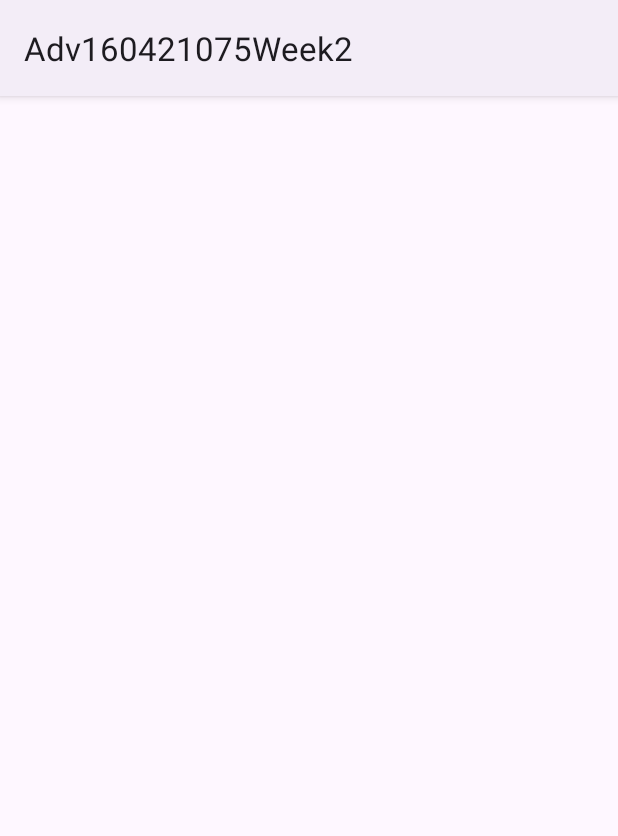
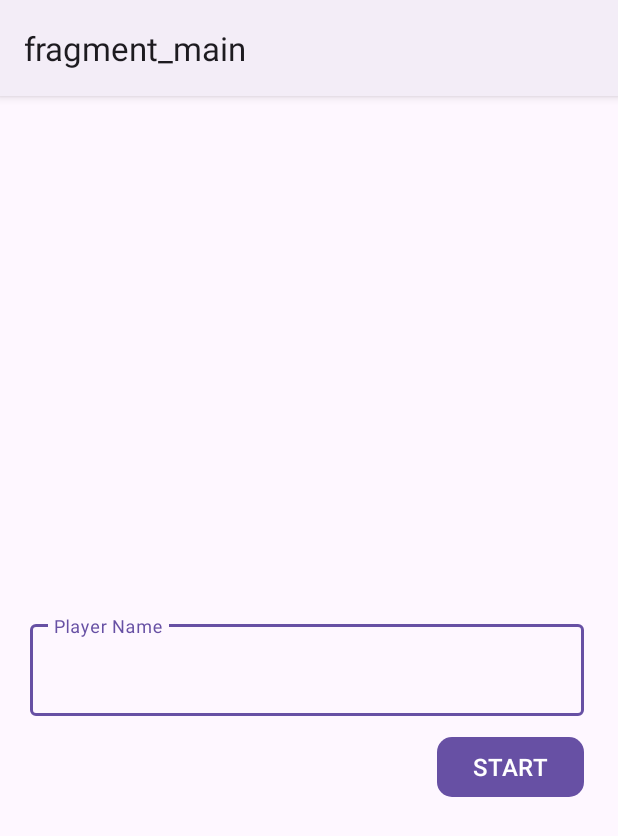
Before and after one commit to yuveex/Adv160421075_Week2, an Android app: the screen it shows after launch (MainActivity), on a phone screen of 412 x 824 dp. Shown: the top 836 px of the screen. Run offline under Robolectric (Android 15) with nearby library versions, the phone set to English and light mode, and no system bars; our stand-ins replace navigation-ui.

Commit message:
Navigation Class

```diff
--- a/Adv160421075Week2/app/src/main/java/com/ubaya/adv160421075week2/MainActivity.kt
+++ b/Adv160421075Week2/app/src/main/java/com/ubaya/adv160421075week2/MainActivity.kt
@@ -2,10 +2,30 @@ package com.ubaya.adv160421075week2
 
 import androidx.appcompat.app.AppCompatActivity
 import android.os.Bundle
+import androidx.navigation.NavController
+import androidx.navigation.fragment.NavHostFragment
+import androidx.navigation.ui.NavigationUI
+import com.ubaya.adv160421075week2.databinding.ActivityMainBinding
 
 class MainActivity : AppCompatActivity() {
+    private lateinit var binding: ActivityMainBinding
+    private lateinit var navController: NavController
     override fun onCreate(savedInstanceState: Bundle?) {
         super.onCreate(savedInstanceState)
-        setContentView(R.layout.activity_main)
+
+        binding = ActivityMainBinding.inflate(layoutInflater)
+        val view = binding.root
+        setContentView(view)
+
+        navController = (supportFragmentManager.findFragmentById(R.id.navigationHost) as NavHostFragment).navController
+        NavigationUI.setupActionBarWithNavController(this, navController)
+
+
+//        setContentView(R.layout.activity_main)
+    }
+
+    override fun onSupportNavigateUp(): Boolean {
+//        return super.onSupportNavigateUp()
+        return navController.navigateUp()
     }
 }
--- a/Adv160421075Week2/app/src/main/java/com/ubaya/adv160421075week2/MainFragment.kt
+++ b/Adv160421075Week2/app/src/main/java/com/ubaya/adv160421075week2/MainFragment.kt
@@ -5,6 +5,8 @@ import androidx.fragment.app.Fragment
 import android.view.LayoutInflater
 import android.view.View
 import android.view.ViewGroup
+import androidx.navigation.Navigation
+import com.ubaya.adv160421075week2.databinding.FragmentMainBinding
 
 // TODO: Rename parameter arguments, choose names that match
 // the fragment initialization parameters, e.g. ARG_ITEM_NUMBER
@@ -17,12 +19,26 @@ private const val ARG_PARAM2 = "param2"
  * create an instance of this fragment.
  */
 class MainFragment : Fragment() {
+    private lateinit var binding: FragmentMainBinding
 
     override fun onCreateView(
         inflater: LayoutInflater, container: ViewGroup?,
         savedInstanceState: Bundle?
     ): View? {
         // Inflate the layout for this fragment
-        return inflater.inflate(R.layout.fragment_main, container, false)
+
+        binding = FragmentMainBinding.inflate(inflater, container, false)
+        return binding.root
+
+//        return inflater.inflate(R.layout.fragment_main, container, false)
+    }
+
+    override fun onViewCreated(view: View, savedInstanceState: Bundle?) {
+        super.onViewCreated(view, savedInstanceState)
+        binding.buttonStart.setOnClickListener{
+            val playerName = binding.txtName.text.toString()
+            val action = MainFragmentDirections.actionMainFragmentToGameFragment(playerName)
+            Navigation.findNavController(it).navigate(action)
+        }
     }
 }
--- a/Adv160421075Week2/app/src/main/res/layout/activity_main.xml
+++ b/Adv160421075Week2/app/src/main/res/layout/activity_main.xml
@@ -6,4 +6,16 @@
     android:layout_height="match_parent"
     tools:context=".MainActivity">
 
+    <androidx.fragment.app.FragmentContainerView
+        android:id="@+id/navigationHost"
+        android:name="androidx.navigation.fragment.NavHostFragment"
+        android:layout_width="409dp"
+        android:layout_height="729dp"
+        app:defaultNavHost="true"
+        app:layout_constraintBottom_toBottomOf="parent"
+        app:layout_constraintEnd_toEndOf="parent"
+        app:layout_constraintHorizontal_bias="0.0"
+        app:layout_constraintStart_toStartOf="parent"
+        app:layout_constraintTop_toTopOf="parent"
+        app:navGraph="@navigation/game_navigation" />
 </androidx.constraintlayout.widget.ConstraintLayout>
--- /dev/null
+++ b/Adv160421075Week2/app/src/main/res/navigation/game_navigation.xml
@@ -0,0 +1,30 @@
+<?xml version="1.0" encoding="utf-8"?>
+<navigation xmlns:android="http://schemas.android.com/apk/res/android"
+    xmlns:app="http://schemas.android.com/apk/res-auto"
+    xmlns:tools="http://schemas.android.com/tools"
+    android:id="@+id/game_navigation"
+    app:startDestination="@id/mainFragment">
+
+    <fragment
+        android:id="@+id/mainFragment"
+        android:name="com.ubaya.adv160421075week2.MainFragment"
+        android:label="fragment_main"
+        tools:layout="@layout/fragment_main" >
+        <action
+            android:id="@+id/action_mainFragment_to_gameFragment"
+            app:destination="@id/gameFragment"
+            app:exitAnim="@android:anim/slide_out_right" />
+    </fragment>
+    <fragment
+        android:id="@+id/gameFragment"
+        android:name="com.ubaya.adv160421075week2.GameFragment"
+        android:label="fragment_game"
+        tools:layout="@layout/fragment_game" >
+        <action
+            android:id="@+id/action_gameFragment_to_mainFragment"
+            app:destination="@id/mainFragment" />
+        <argument
+            android:name="player_name"
+            app:argType="string" />
+    </fragment>
+</navigation>
```
Also changed, not shown: Adv160421075Week2/app/build.gradle.kts (+8 -0 lines), Adv160421075Week2/app/src/main/java/com/ubaya/adv160421075week2/GameFragment.kt (+22 -1 lines), Adv160421075Week2/build.gradle.kts (+11 -0 lines).
